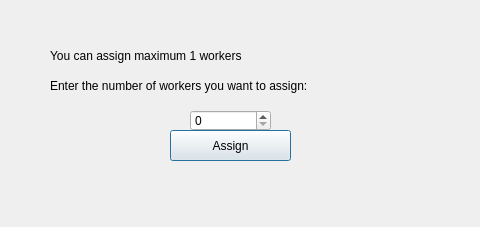
hoanhle/Colonization-Game, file Game/graphics/assigndialog.ui: the form before one commit.
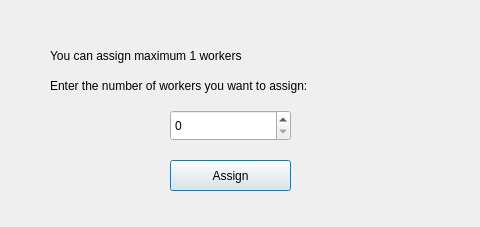
The form after the commit.

Commit message: Make dialog designs nicer and add scoreDb.txt file to qt project

```diff
--- a/Game/graphics/assigndialog.ui
+++ b/Game/graphics/assigndialog.ui
@@ -29,10 +29,10 @@
   <widget class="QSpinBox" name="workerSpinBox">
    <property name="geometry">
     <rect>
-     <x>190</x>
+     <x>170</x>
      <y>110</y>
-     <width>81</width>
-     <height>21</height>
+     <width>121</width>
+     <height>31</height>
     </rect>
    </property>
   </widget>
@@ -40,7 +40,7 @@
    <property name="geometry">
     <rect>
      <x>170</x>
-     <y>130</y>
+     <y>160</y>
      <width>121</width>
      <height>31</height>
     </rect>
```
The commit also changes 7 other files.
